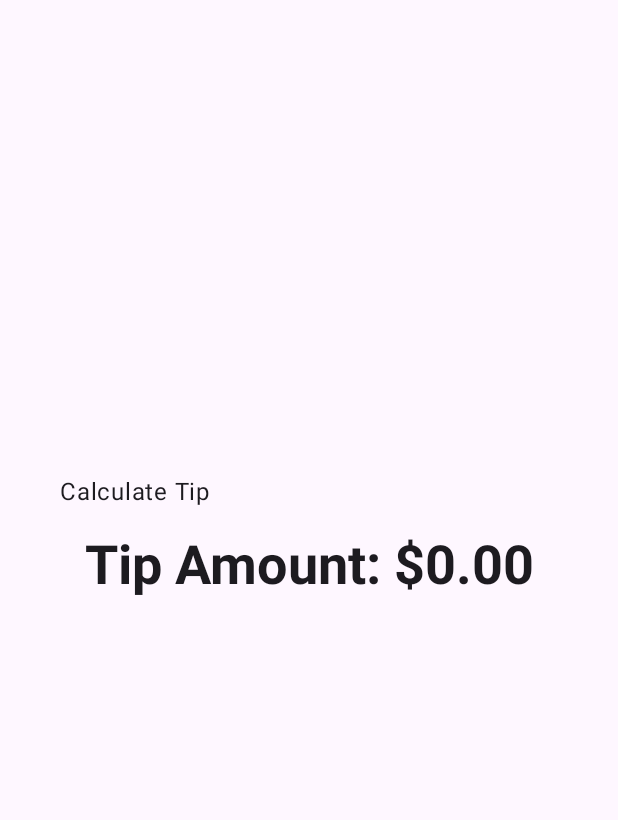
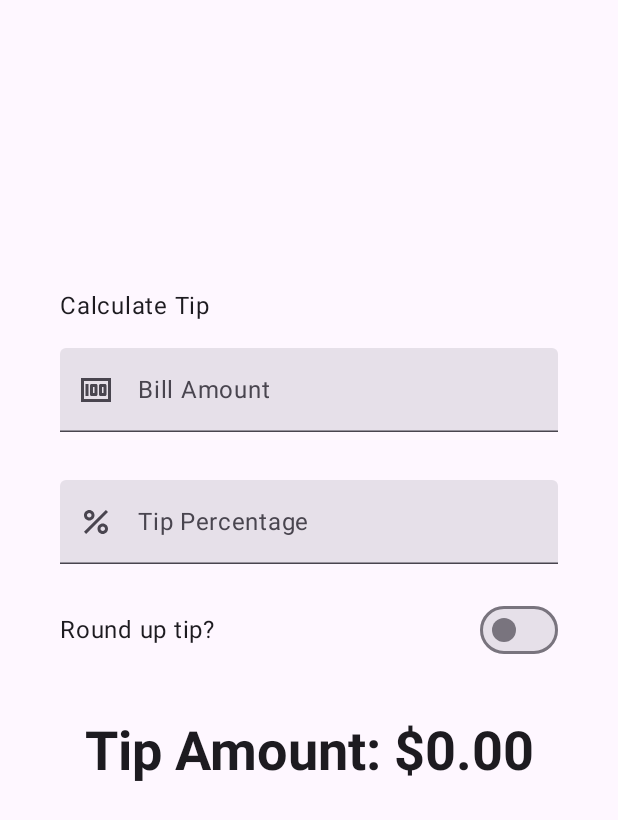
Before and after one commit to Jared-M04/codeLabsForAndroid, an Android app built with Jetpack Compose: the screen it shows after launch (MainActivity), on a phone screen of 412 x 824 dp. Shown: the top 820 px of the screen. Run offline under Robolectric (Android 15) with nearby library versions, the phone set to English and light mode, and no system bars.

Commit message:
Calculate a custom tip step complete

```diff
--- a/TipTime/app/src/main/java/com/example/tiptime/MainActivity.kt
+++ b/TipTime/app/src/main/java/com/example/tiptime/MainActivity.kt
@@ -19,21 +19,39 @@ import android.os.Bundle
 import androidx.activity.ComponentActivity
 import androidx.activity.compose.setContent
 import androidx.activity.enableEdgeToEdge
+import androidx.annotation.DrawableRes
+import androidx.annotation.StringRes
 import androidx.compose.foundation.layout.Arrangement
 import androidx.compose.foundation.layout.Column
+import androidx.compose.foundation.layout.Row
 import androidx.compose.foundation.layout.Spacer
 import androidx.compose.foundation.layout.fillMaxSize
+import androidx.compose.foundation.layout.fillMaxWidth
 import androidx.compose.foundation.layout.height
 import androidx.compose.foundation.layout.padding
-import androidx.compose.foundation.layout.safeDrawingPadding
+import androidx.compose.foundation.layout.size
 import androidx.compose.foundation.layout.statusBarsPadding
+import androidx.compose.foundation.layout.wrapContentWidth
+import androidx.compose.foundation.rememberScrollState
+import androidx.compose.foundation.text.KeyboardOptions
+import androidx.compose.foundation.verticalScroll
+import androidx.compose.material3.Icon
 import androidx.compose.material3.MaterialTheme
 import androidx.compose.material3.Surface
+import androidx.compose.material3.Switch
 import androidx.compose.material3.Text
+import androidx.compose.material3.TextField
 import androidx.compose.runtime.Composable
+import androidx.compose.runtime.getValue
+import androidx.compose.runtime.mutableStateOf
+import androidx.compose.runtime.remember
+import androidx.compose.runtime.setValue
 import androidx.compose.ui.Alignment
 import androidx.compose.ui.Modifier
+import androidx.compose.ui.res.painterResource
 import androidx.compose.ui.res.stringResource
+import androidx.compose.ui.text.input.ImeAction
+import androidx.compose.ui.text.input.KeyboardType
 import androidx.compose.ui.tooling.preview.Preview
 import androidx.compose.ui.unit.dp
 import com.example.tiptime.ui.theme.TipTimeTheme
@@ -57,11 +75,20 @@ class MainActivity : ComponentActivity() {
 
 @Composable
 fun TipTimeLayout() {
+
+    var amountInput by remember { mutableStateOf("") }
+    val amount = amountInput.toDoubleOrNull() ?: 0.0
+    var tipInput by remember { mutableStateOf("") }
+    val tipPercent= tipInput.toDoubleOrNull() ?: 0.0
+    var roundUp by remember { mutableStateOf(false) }
+
+    val tip = calculateTip(amount, tipPercent, roundUp)
+
     Column(
         modifier = Modifier
             .statusBarsPadding()
             .padding(horizontal = 40.dp)
-            .safeDrawingPadding(),
+            .verticalScroll(rememberScrollState()),
         horizontalAlignment = Alignment.CenterHorizontally,
         verticalArrangement = Arrangement.Center
     ) {
@@ -71,11 +98,91 @@ fun TipTimeLayout() {
                 .padding(bottom = 16.dp, top = 40.dp)
                 .align(alignment = Alignment.Start)
         )
+        EditNumberField(
+            label = R.string.bill_amount,
+            keyboardOptions = KeyboardOptions.Default.copy(
+                keyboardType = KeyboardType.Number,
+                imeAction = ImeAction.Next
+            ),
+            value = amountInput,
+            leadingIcon = R.drawable.money,
+            onValueChange = { amountInput = it },
+            modifier = Modifier
+                .padding(bottom = 32.dp)
+                .fillMaxWidth()
+        )
+        EditNumberField(
+            label = R.string.how_was_the_service,
+            keyboardOptions = KeyboardOptions.Default.copy(
+                keyboardType = KeyboardType.Number,
+                imeAction = ImeAction.Done
+            ),
+            value = tipInput,
+            leadingIcon = R.drawable.percent,
+            onValueChange = {tipInput = it},
+            modifier = Modifier
+                .padding(bottom = 32.dp)
+                .fillMaxWidth()
+        )
+        RoundTheTipRow(
+            roundUp = roundUp,
+            onRoundUpChanged = {roundUp = it},
+            modifier = Modifier
+                .padding(bottom = 24.dp)
+        )
         Text(
-            text = stringResource(R.string.tip_amount, "$0.00"),
+            text = stringResource(R.string.tip_amount, tip),
             style = MaterialTheme.typography.displaySmall
         )
+
         Spacer(modifier = Modifier.height(150.dp))
+    }
+}
+
+@Composable
+fun EditNumberField(
+    @StringRes label: Int,
+    @DrawableRes leadingIcon: Int,
+    keyboardOptions: KeyboardOptions,
+    value: String,
+    onValueChange: (String) -> Unit,
+    modifier: Modifier = Modifier
+) {
+//    var amountInput by remember { mutableStateOf("") }
+//    val amount = amountInput.toDoubleOrNull() ?: 0.0    THIS HAS BEEN HOISTED!
+//    val tip = calculateTip(amount)
+    TextField(
+        value = value,
+        leadingIcon = { Icon(painterResource(id = leadingIcon), null)},
+        onValueChange = onValueChange,
+        label = { Text(stringResource(label))},
+        singleLine = true,
+        keyboardOptions = keyboardOptions,
+        modifier = modifier
+    )
+}
+
+@Composable
+fun RoundTheTipRow(
+    roundUp: Boolean,
+    onRoundUpChanged: (Boolean) -> Unit,
+    modifier: Modifier = Modifier
+) {
+    Row(modifier = modifier
+        .fillMaxWidth()
+        .size(48.dp)
+    ) {
+        Text(
+            text = stringResource(R.string.round_up_tip),
+            modifier = modifier
+        )
+        Switch(
+            checked = roundUp,
+            onCheckedChange = onRoundUpChanged,
+            modifier = modifier
+                .fillMaxWidth()
+                .wrapContentWidth(Alignment.End)
+        )
     }
 }
 
@@ -84,8 +191,15 @@ fun TipTimeLayout() {
  * according to the local currency.
  * Example would be "$10.00".
  */
-private fun calculateTip(amount: Double, tipPercent: Double = 15.0): String {
-    val tip = tipPercent / 100 * amount
+private fun calculateTip(
+    amount: Double,
+    tipPercent: Double = 15.0,
+    roundUp: Boolean
+): String {
+    var tip = tipPercent / 100 * amount
+    if(roundUp) {
+        tip = kotlin.math.ceil(tip)
+    }
     return NumberFormat.getCurrencyInstance().format(tip)
 }
 
--- a/TipTime/app/src/main/res/values/strings.xml
+++ b/TipTime/app/src/main/res/values/strings.xml
@@ -19,4 +19,6 @@
     <string name="calculate_tip">Calculate Tip</string>
     <string name="bill_amount">Bill Amount</string>
     <string name="tip_amount">Tip Amount: %s</string>
+    <string name="how_was_the_service">Tip Percentage</string>
+    <string name="round_up_tip">Round up tip?</string>
 </resources>
--- a/TipTime/build.gradle.kts
+++ b/TipTime/build.gradle.kts
@@ -21,7 +21,7 @@ buildscript {
 }
 // Top-level build file where you can add configuration options common to all sub-projects/modules.
 plugins {
-    id("com.android.application") version "8.1.2" apply false
-    id("com.android.library") version "8.1.2" apply false
+    id("com.android.application") version "8.4.1" apply false
+    id("com.android.library") version "8.4.1" apply false
     id("org.jetbrains.kotlin.android") version "1.9.10" apply false
 }
```
Also changed, not shown: TipTime/gradle/wrapper/gradle-wrapper.properties.
